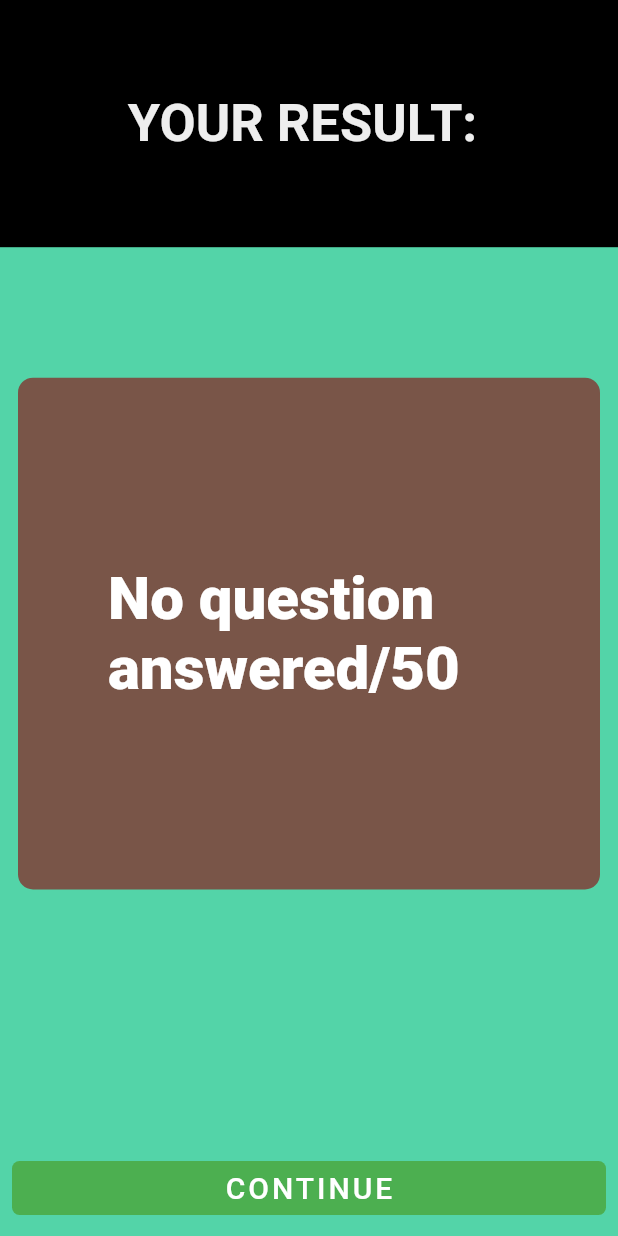
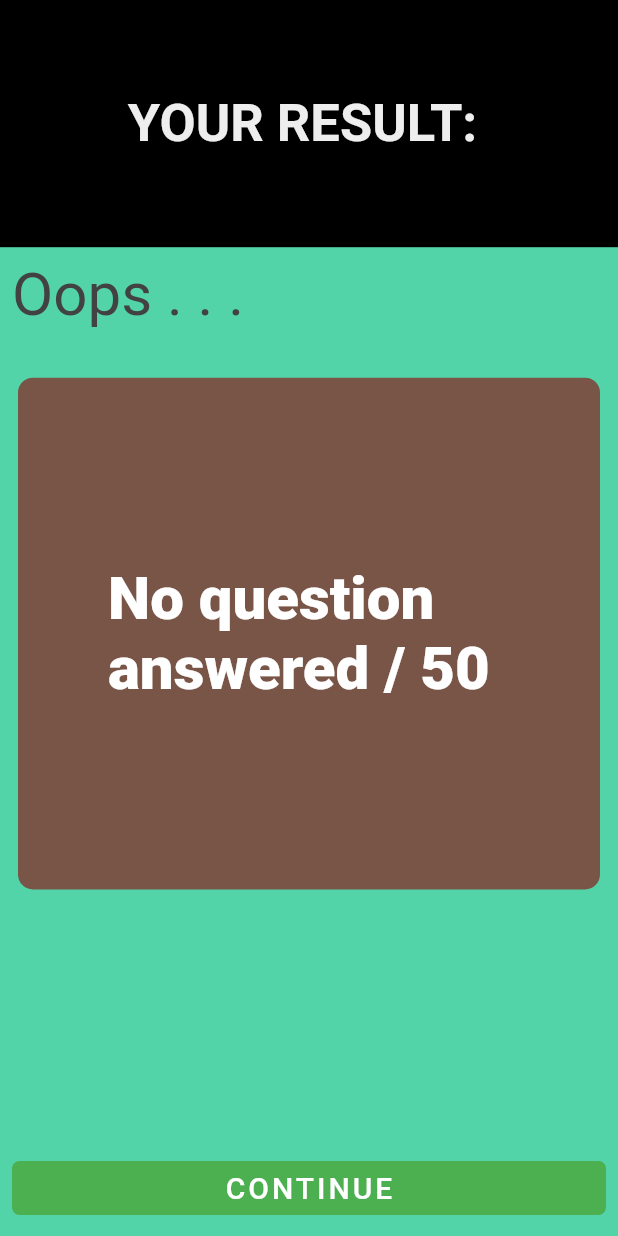
Before and after one commit to wisdom209/O-Level-Quiz-App, a Flutter app: the ResultScreen screen opened directly, on a phone screen of 412 x 824 dp. Run offline on Flutter 3.47's test engine with Material 2 defaults, Android fonts, the phone set to English and light mode, and no system bars; our stand-ins replace flutter_svg, get, google_fonts, hive, hive_flutter; missing offline and left inert: countdown_flutter, flutter_math, flutter_tex; accounts and stored records are empty; generated files the repository leaves out were written again; project files that could hold a hidden picture were left out.

Commit message:
latest commit

```diff
--- a/quiz_app/lib/Screens/ResultScreen.dart
+++ b/quiz_app/lib/Screens/ResultScreen.dart
@@ -9,7 +9,6 @@ import 'Dashboard.dart';
 class ResultScreen extends StatelessWidget {
   //const ResultScreen({Key key}) : super(key: key);
 
-
   @override
   Widget build(BuildContext context) {
     return Scaffold(
@@ -19,7 +18,6 @@ class ResultScreen extends StatelessWidget {
             onPressed: () {
               Get.offAll(Dashboard(),
                   transition: Transition.leftToRightWithFade);
-
             },
             child: Text(
               "CONTINUE",
@@ -54,7 +52,7 @@ class ResultScreen extends StatelessWidget {
                   child: Text(
                     "${BusinessLogicClass().calculateScore()}" ==
                             "No question answered"
-                        ? ""
+                        ? "Oops . . . "
                         : BusinessLogicClass().calculateScore() < 20
                             ? "Good try. Put more effort ..."
                             : "Good job. Keep it up...",
@@ -74,17 +72,36 @@ class ResultScreen extends StatelessWidget {
               child: Center(
                 child: Padding(
                   padding: const EdgeInsets.symmetric(horizontal: 60),
-                  child: Text(
-                    "${BusinessLogicClass().calculateScore()}/50",
-                    style: TextStyle(
-                      fontSize: 40,
-                      fontWeight: FontWeight.w900,
-                      color: Colors.white,
-                    ),
+                  child: Column(
+                    children: [
+                      Text(
+                        "${BusinessLogicClass().calculateScore()} / 50",
+                        style: TextStyle(
+                          fontSize: 40,
+                          fontWeight: FontWeight.w900,
+                          color: Colors.white,
+                        ),
+                      ),
+
+                      //TODO: Review the Questions like a study
+                      // Padding(
+                      //   padding: const EdgeInsets.all(8.0),
+                      //   child: FlatButton(
+                      //     onPressed: () {
+                      //       _questionControllerInstance.isExam.value = false;
+                      //       _questionControllerInstance.isReview.value = true;
+                      //       Get.offAll(Questions());
+                      //     },
+                      //     child: Text("Review Questions"),
+                      //     color: Colors.white,
+                      //   ),
+                      //)
+                    ],
                   ),
                 ),
               ),
             ),
+
             // SelectChallengeBtn(
             //   topPadding: 0,
             //   option: "Review",
--- a/quiz_app/lib/businessLogic/BusinessLogicClass.dart
+++ b/quiz_app/lib/businessLogic/BusinessLogicClass.dart
@@ -48,7 +48,7 @@ class BusinessLogicClass {
       {@required dynamic questionData, @required String year}) {
     List<Widget> listOfQuestions = List();
     QuestionController _questionControllerInstance = Get.find();
-     String subject =  _questionControllerInstance.subjectedSelected.value;
+    String subject = _questionControllerInstance.subjectedSelected.value;
 
     if (_questionControllerInstance.isExam.value) {
       for (var i = 0; i < 50; i++) {
@@ -70,10 +70,12 @@ class BusinessLogicClass {
             optionD: questionModel.optionD,
             optionE: questionModel.optionE,
             answer: questionModel.answer,
-            image: questionModel.image.length > 5 ? "https://raw.githubusercontent.com/wisdom209/jamb_questions/main/JambPics/$subject/Year${randYear}Num${i+1}End.jpg":""));
+            image: questionModel.image.length > 5
+                ? "https://raw.githubusercontent.com/wisdom209/jamb_questions/main/JambPics/$subject/Year${randYear}Num${i + 1}End.jpg"
+                : ""));
       }
-
     } else if (_questionControllerInstance.isReview.value) {
+      listOfQuestions = _questionControllerInstance.possibleReviewQuestions;
       //TODO
       // var answerMap = _questionControllerInstance.answerSheet;
       // var resultEntries = _questionControllerInstance.resultSheet;
@@ -107,7 +109,9 @@ class BusinessLogicClass {
             optionD: questionModel.optionD,
             optionE: questionModel.optionE,
             answer: questionModel.answer,
-            image: questionModel.image.length > 5 ? "https://raw.githubusercontent.com/wisdom209/jamb_questions/main/JambPics/$subject/Year${year}Num${i+1}End.jpg":""));
+            image: questionModel.image.length > 5
+                ? "https://raw.githubusercontent.com/wisdom209/jamb_questions/main/JambPics/$subject/Year${year}Num${i + 1}End.jpg"
+                : ""));
       }
     }
     _questionControllerInstance.possibleReviewQuestions = listOfQuestions;
@@ -138,7 +142,4 @@ class BusinessLogicClass {
       return "No question answered";
     }
   }
-
-
-
 }
```
